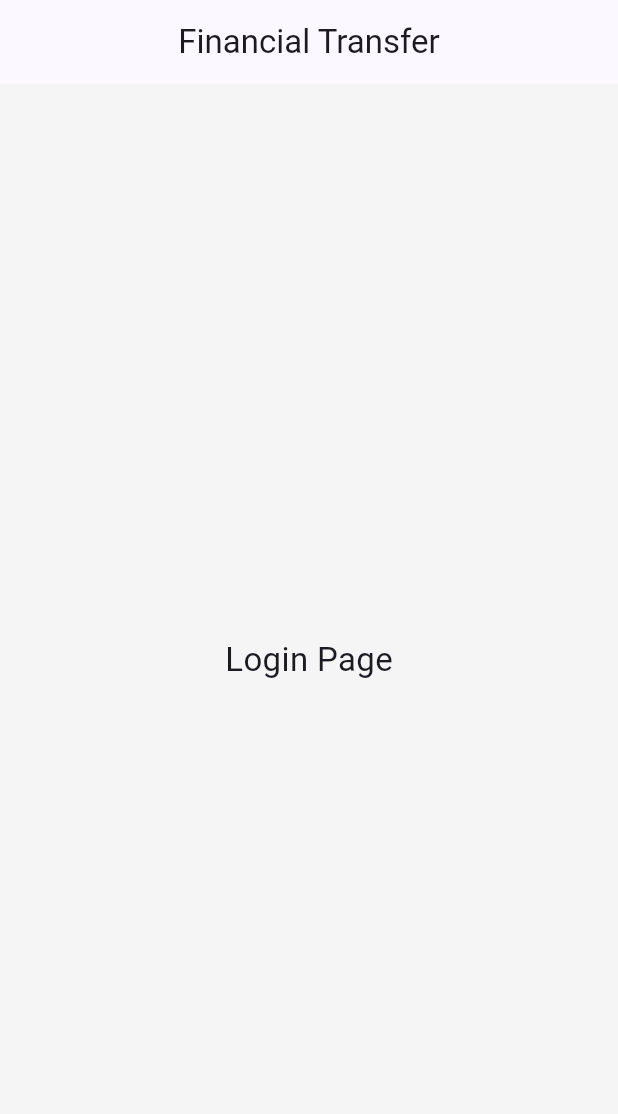
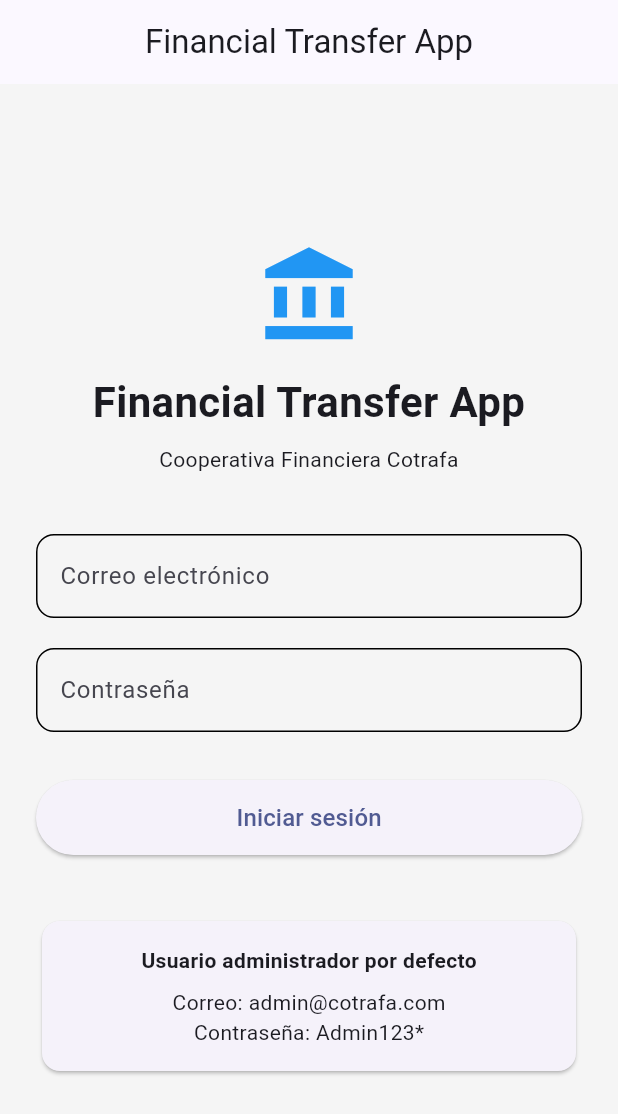
Before and after one commit to juanes030/financial_transfer_app, a Flutter app: the screen it shows after launch, on a phone screen of 412 x 824 dp. Shown: the top 1114 px of the screen. Run offline on Flutter 3.47's test engine with Material 3 defaults, Android fonts, the phone set to English and light mode, and no system bars; our stand-ins replace bloc, equatable, flutter_bloc, get_it, go_router, injectable and 1 more.

Commit message:
feat(auth): implement authentication flow with Bloc

```diff
--- a/lib/app/router/app_router.dart
+++ b/lib/app/router/app_router.dart
@@ -1,4 +1,5 @@
 import 'package:financial_transfer_app/features/auth/presentation/pages/login_page.dart';
+import 'package:financial_transfer_app/features/users/presentation/pages/users_page.dart';
 import 'package:go_router/go_router.dart';
 
 class AppRouter {
@@ -9,6 +10,10 @@ class AppRouter {
         path: '/login',
         builder: (context, state) => const LoginPage(),
       ),
+      GoRoute(
+        path: '/users',
+        builder: (context, state) => const UsersPage(),
+      ),
     ],
   );
 }
--- /dev/null
+++ b/lib/core/widgets/app_text_field.dart
@@ -0,0 +1,62 @@
+import 'package:flutter/material.dart';
+
+class AppTextField extends StatelessWidget {
+  const AppTextField({
+    super.key,
+    required this.controller,
+    required this.label,
+    this.hint,
+    this.validator,
+    this.keyboardType,
+    this.obscureText = false,
+    this.enabled = true,
+    this.textInputAction,
+    this.onFieldSubmitted,
+    this.prefixIcon,
+    this.suffixIcon,
+  });
+
+  final TextEditingController controller;
+  final String label;
+  final String? hint;
+  final String? Function(String?)? validator;
+  final TextInputType? keyboardType;
+  final bool obscureText;
+  final bool enabled;
+  final TextInputAction? textInputAction;
+  final ValueChanged<String>? onFieldSubmitted;
+  final Widget? prefixIcon;
+  final Widget? suffixIcon;
+
+  @override
+  Widget build(BuildContext context) {
+    return TextFormField(
+      controller: controller,
+      enabled: enabled,
+      keyboardType: keyboardType,
+      obscureText: obscureText,
+      textInputAction: textInputAction,
+      validator: validator,
+      onFieldSubmitted: onFieldSubmitted,
+      decoration: InputDecoration(
+        labelText: label,
+        hintText: hint,
+        prefixIcon: prefixIcon,
+        suffixIcon: suffixIcon,
+        border: OutlineInputBorder(
+          borderRadius: BorderRadius.circular(12),
+        ),
+        enabledBorder: OutlineInputBorder(
+          borderRadius: BorderRadius.circular(12),
+        ),
+        focusedBorder: OutlineInputBorder(
+          borderRadius: BorderRadius.circular(12),
+          borderSide: BorderSide(
+            color: Theme.of(context).colorScheme.primary,
+            width: 2,
+          ),
+        ),
+      ),
+    );
+  }
+}
--- /dev/null
+++ b/lib/features/auth/presentation/bloc/auth/auth_bloc.dart
@@ -0,0 +1,42 @@
+import 'package:bloc/bloc.dart';
+import 'package:financial_transfer_app/features/users/domain/repositories/user_repository.dart';
+import 'package:injectable/injectable.dart';
+
+import 'auth_event.dart';
+import 'auth_state.dart';
+
+@injectable
+class AuthBloc extends Bloc<AuthEvent, AuthState> {
+  AuthBloc(this._repository) : super(const AuthInitial()) {
+    on<LoginRequested>(_onLoginRequested);
+    on<LogoutRequested>(_onLogoutRequested);
+  }
+
+  final UserRepository _repository;
+
+  Future<void> _onLoginRequested(
+    LoginRequested event,
+    Emitter<AuthState> emit,
+  ) async {
+    emit(const AuthLoading());
+
+    final user = await _repository.login(
+      email: event.email,
+      password: event.password,
+    );
+
+    if (user == null) {
+      emit(const AuthFailure('Correo o contraseña incorrectos.'));
+      return;
+    }
+
+    emit(AuthAuthenticated(user));
+  }
+
+  void _onLogoutRequested(
+    LogoutRequested event,
+    Emitter<AuthState> emit,
+  ) {
+    emit(const AuthInitial());
+  }
+}
--- /dev/null
+++ b/lib/features/auth/presentation/bloc/auth/auth_event.dart
@@ -0,0 +1,28 @@
+import 'package:equatable/equatable.dart';
+
+abstract class AuthEvent extends Equatable {
+  const AuthEvent();
+
+  @override
+  List<Object?> get props => [];
+}
+
+class LoginRequested extends AuthEvent {
+  const LoginRequested({
+    required this.email,
+    required this.password,
+  });
+
+  final String email;
+  final String password;
+
+  @override
+  List<Object?> get props => [
+        email,
+        password,
+      ];
+}
+
+class LogoutRequested extends AuthEvent {
+  const LogoutRequested();
+}
--- /dev/null
+++ b/lib/features/auth/presentation/bloc/auth/auth_state.dart
@@ -0,0 +1,35 @@
+import 'package:equatable/equatable.dart';
+import 'package:financial_transfer_app/features/users/domain/entities/user_entity.dart';
+
+abstract class AuthState extends Equatable {
+  const AuthState();
+
+  @override
+  List<Object?> get props => [];
+}
+
+class AuthInitial extends AuthState {
+  const AuthInitial();
+}
+
+class AuthLoading extends AuthState {
+  const AuthLoading();
+}
+
+class AuthAuthenticated extends AuthState {
+  const AuthAuthenticated(this.user);
+
+  final UserEntity user;
+
+  @override
+  List<Object?> get props => [user];
+}
+
+class AuthFailure extends AuthState {
+  const AuthFailure(this.message);
+
+  final String message;
+
+  @override
+  List<Object?> get props => [message];
+}
--- a/lib/features/auth/presentation/pages/login_page.dart
+++ b/lib/features/auth/presentation/pages/login_page.dart
@@ -1,18 +1,33 @@
+import 'package:financial_transfer_app/features/auth/presentation/bloc/auth/auth_bloc.dart';
+import 'package:financial_transfer_app/features/auth/presentation/widgets/login_form.dart';
+import 'package:financial_transfer_app/injection/injection.dart';
 import 'package:flutter/material.dart';
+import 'package:flutter_bloc/flutter_bloc.dart';
 
 class LoginPage extends StatelessWidget {
   const LoginPage({super.key});
 
   @override
   Widget build(BuildContext context) {
-    return Scaffold(
-      appBar: AppBar(
-        title: const Text('Financial Transfer'),
-      ),
-      body: const Center(
-        child: Text(
-          'Login Page',
-          style: TextStyle(fontSize: 22),
+    return BlocProvider(
+      create: (_) => getIt<AuthBloc>(),
+      child: Scaffold(
+        appBar: AppBar(
+          title: const Text('Financial Transfer App'),
+          centerTitle: true,
+        ),
+        body: SafeArea(
+          child: Center(
+            child: SingleChildScrollView(
+              padding: EdgeInsets.all(24),
+              child: ConstrainedBox(
+                constraints: BoxConstraints(
+                  maxWidth: 420,
+                ),
+                child: LoginForm(),
+              ),
+            ),
+          ),
         ),
       ),
     );
--- /dev/null
+++ b/lib/features/auth/presentation/widgets/login_form.dart
@@ -0,0 +1,172 @@
+import 'package:financial_transfer_app/core/widgets/app_text_field.dart';
+import 'package:financial_transfer_app/features/auth/presentation/bloc/auth/auth_bloc.dart';
+import 'package:financial_transfer_app/features/auth/presentation/bloc/auth/auth_event.dart';
+import 'package:financial_transfer_app/features/auth/presentation/bloc/auth/auth_state.dart';
+import 'package:flutter/material.dart';
+import 'package:flutter_bloc/flutter_bloc.dart';
+import 'package:go_router/go_router.dart';
+
+class LoginForm extends StatefulWidget {
+  const LoginForm({super.key});
+
+  @override
+  State<LoginForm> createState() => _LoginFormState();
+}
+
+class _LoginFormState extends State<LoginForm> {
+  final _formKey = GlobalKey<FormState>();
+
+  final _emailController = TextEditingController();
+  final _passwordController = TextEditingController();
+
+  @override
+  void dispose() {
+    _emailController.dispose();
+    _passwordController.dispose();
+    super.dispose();
+  }
+
+  void _login() {
+    if (!_formKey.currentState!.validate()) return;
+
+    context.read<AuthBloc>().add(
+          LoginRequested(
+            email: _emailController.text.trim(),
+            password: _passwordController.text,
+          ),
+        );
+  }
+
+  @override
+  Widget build(BuildContext context) {
+    return BlocConsumer<AuthBloc, AuthState>(
+      listener: (context, state) {
+        if (state is AuthFailure) {
+          ScaffoldMessenger.of(context).showSnackBar(
+            SnackBar(
+              content: Text(state.message),
+            ),
+          );
+        }
+
+        if (state is AuthAuthenticated) {
+          context.go('/users');
+        }
+      },
+      builder: (context, state) {
+        final isLoading = state is AuthLoading;
+
+        return Form(
+          key: _formKey,
+          child: Column(
+            crossAxisAlignment: CrossAxisAlignment.stretch,
+            children: [
+              const Icon(
+                Icons.account_balance,
+                size: 70,
+                color: Colors.blue,
+              ),
+
+              const SizedBox(height: 16),
+
+              const Text(
+                'Financial Transfer App',
+                textAlign: TextAlign.center,
+                style: TextStyle(
+                  fontSize: 28,
+                  fontWeight: FontWeight.bold,
+                ),
+              ),
+
+              const SizedBox(height: 8),
+
+              const Text(
+                'Cooperativa Financiera Cotrafa',
+                textAlign: TextAlign.center,
+              ),
+
+              const SizedBox(height: 40),
+
+              AppTextField(
+                controller: _emailController,
+                label: 'Correo electrónico',
+                hint: 'admin@cotrafa.com',
+                keyboardType: TextInputType.emailAddress,
+                enabled: !isLoading,
+                validator: (value) {
+                  if (value == null || value.trim().isEmpty) {
+                    return 'Ingrese el correo electrónico';
+                  }
+
+                  return null;
+                },
+              ),
+
+              const SizedBox(height: 20),
+
+              AppTextField(
+                controller: _passwordController,
+                label: 'Contraseña',
+                hint: '********',
+                obscureText: true,
+                enabled: !isLoading,
+                validator: (value) {
+                  if (value == null || value.isEmpty) {
+                    return 'Ingrese la contraseña';
+                  }
+
+                  return null;
+                },
+              ),
+
+              const SizedBox(height: 32),
+
+              SizedBox(
+                height: 50,
+                child: ElevatedButton(
+                  onPressed: isLoading ? null : _login,
+                  child: isLoading
+                      ? const SizedBox(
+                          height: 22,
+                          width: 22,
+                          child: CircularProgressIndicator(
+                            strokeWidth: 2.5,
+                            color: Colors.white,
+                          ),
+                        )
+                      : const Text(
+                          'Iniciar sesión',
+                          style: TextStyle(
+                            fontSize: 16,
+                          ),
+                        ),
+                ),
+              ),
+
+              const SizedBox(height: 40),
+
+              Card(
+                child: Padding(
+                  padding: const EdgeInsets.all(16),
+                  child: Column(
+                    children: const [
+                      Text(
+                        'Usuario administrador por defecto',
+                        style: TextStyle(
+                          fontWeight: FontWeight.bold,
+                        ),
+                      ),
+                      SizedBox(height: 8),
+                      Text('Correo: admin@cotrafa.com'),
+                      Text('Contraseña: Admin123*'),
+                    ],
+                  ),
+                ),
+              ),
+            ],
+          ),
+        );
+      },
+    );
+  }
+}
--- a/lib/features/users/data/datasources/local/user_local_data_source.dart
+++ b/lib/features/users/data/datasources/local/user_local_data_source.dart
@@ -14,4 +14,9 @@ abstract class UserLocalDataSource {
   Future<void> updateUser(UserModel user);
 
   Future<void> deleteUser(String userId);
+
+  Future<UserModel?> login({
+    required String email,
+    required String password,
+  });
 }
--- a/lib/features/users/data/datasources/local/user_local_data_source_impl.dart
+++ b/lib/features/users/data/datasources/local/user_local_data_source_impl.dart
@@ -90,4 +90,22 @@ class UserLocalDataSourceImpl implements UserLocalDataSource {
   Future<void> deleteUser(String userId) async {
     // Lo implementaremos en el siguiente paso.
   }
+
+  @override
+  Future<UserModel?> login({
+    required String email,
+    required String password,
+  }) async {
+    final users = await getUsers();
+
+    try {
+      return users.firstWhere(
+        (user) =>
+            user.email.toLowerCase() == email.toLowerCase().trim() &&
+            user.password == password,
+      );
+    } catch (_) {
+      return null;
+    }
+  }
 }
--- a/lib/features/users/data/repositories/user_repository_impl.dart
+++ b/lib/features/users/data/repositories/user_repository_impl.dart
@@ -43,4 +43,15 @@ class UserRepositoryImpl implements UserRepository {
   Future<void> deleteUser(String userId) {
     return _localDataSource.deleteUser(userId);
   }
+
+  @override
+  Future<UserEntity?> login({
+    required String email,
+    required String password,
+  }) {
+    return _localDataSource.login(
+      email: email,
+      password: password,
+    );
+  }
 }
--- a/lib/features/users/domain/repositories/user_repository.dart
+++ b/lib/features/users/domain/repositories/user_repository.dart
@@ -12,4 +12,9 @@ abstract class UserRepository {
   Future<void> updateUser(UserEntity user);
 
   Future<void> deleteUser(String userId);
+
+  Future<UserEntity?> login({
+    required String email,
+    required String password,
+  });
 }
--- /dev/null
+++ b/lib/features/users/presentation/pages/users_page.dart
@@ -0,0 +1,20 @@
+import 'package:flutter/material.dart';
+
+class UsersPage extends StatelessWidget {
+  const UsersPage({super.key});
+
+  @override
+  Widget build(BuildContext context) {
+    return Scaffold(
+      appBar: AppBar(
+        title: const Text('Usuarios'),
+      ),
+      body: const Center(
+        child: Text(
+          'Bienvenido a Financial Transfer App',
+          style: TextStyle(fontSize: 20),
+        ),
+      ),
+    );
+  }
+}
```
Also changed, not shown: lib/features/auth/presentation/widgets/login_button.dart (added), lib/features/auth/presentation/widgets/login_email_field.dart (added), lib/features/auth/presentation/widgets/login_password_field.dart (added), lib/injection/injection.config.dart.
